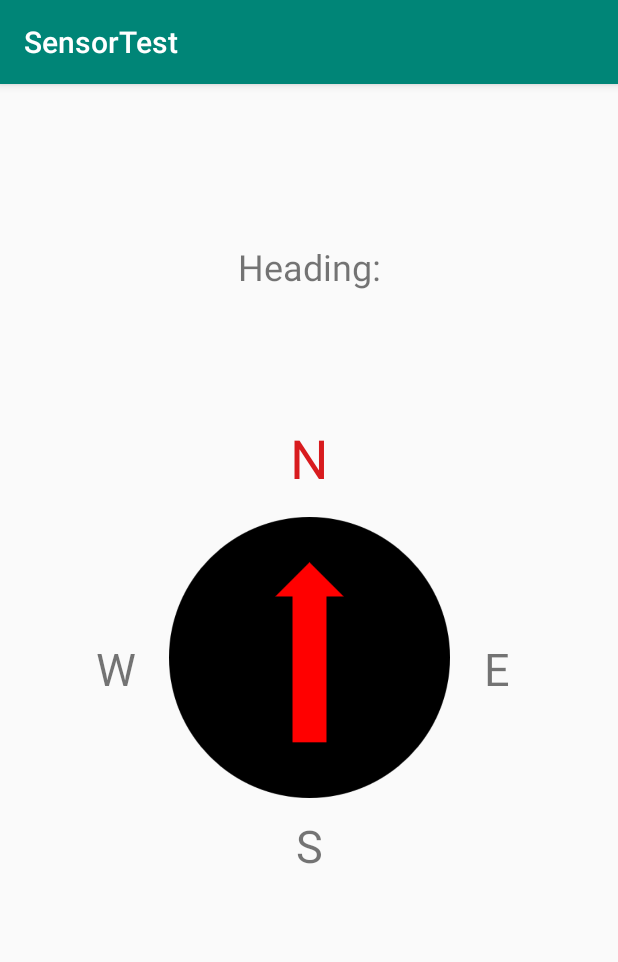
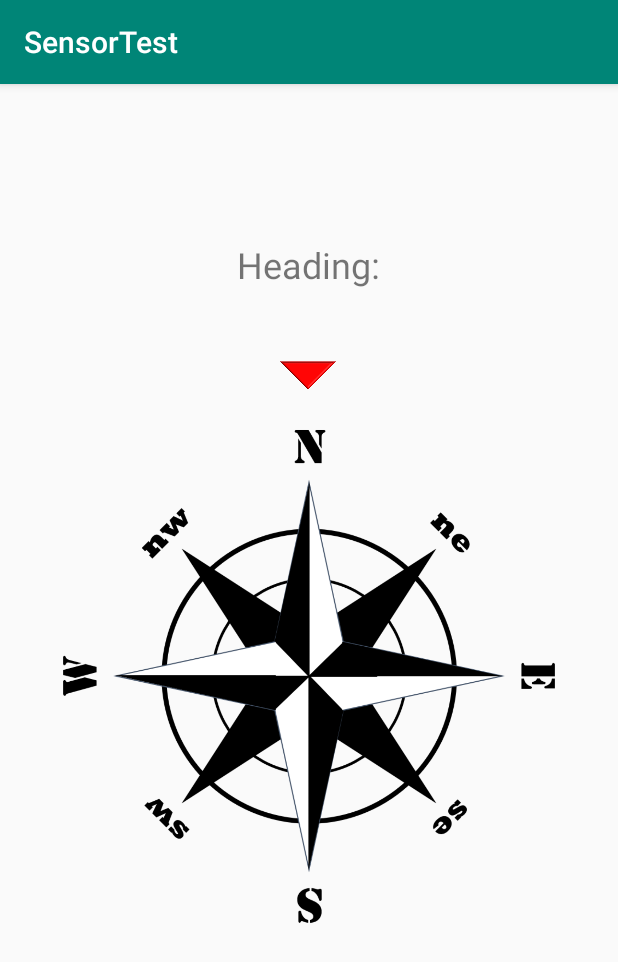
Before and after one commit to mu1664al-s/MAMN01-SensorTest, an Android app: the CompassActivity screen opened directly, with no data from a screen before it, on a phone screen of 412 x 824 dp. Shown: the top 962 px of the screen. Run offline under Robolectric (Android 15) with nearby library versions, the phone set to English and light mode, and no system bars; 1 statement that could not run was skipped.

Commit message:
added low pas filtering to compass and accelerometer. compass interaction is done for now. halfway trough accelerometer interaction.

```diff
--- a/app/src/main/AndroidManifest.xml
+++ b/app/src/main/AndroidManifest.xml
@@ -23,5 +23,6 @@
         </activity>
     </application>
     <uses-permission android:name="android.permission.VIBRATE"/>
+    <uses-permission android:name="android.permission.INTERNET" />
 
 </manifest>
--- /dev/null
+++ b/app/src/main/java/com/example/sensortest/TranslateAPI.java
@@ -0,0 +1,72 @@
+package com.example.sensortest;
+
+
+import android.os.AsyncTask;
+import android.util.Log;
+
+import java.io.BufferedReader;
+import java.io.IOException;
+import java.io.InputStreamReader;
+import java.net.HttpURLConnection;
+import java.net.MalformedURLException;
+import java.net.SocketTimeoutException;
+import java.net.URL;
+
+/*Source: https://www.wikihow.com/Execute-HTTP-POST-Requests-in-Android
+Source: https://medium.com/@JasonCromer/android-asynctask-http-request-tutorial-6b429d833e28
+Source: https://tech.yandex.com/translate/doc/dg/reference/translate-docpage/
+*/
+
+public class TranslateAPI extends AsyncTask<String, Void, String> {
+    public static final String API_KEY = "trnsl.1.1.20190406T161250Z.d535ecb82d0bb929.0fb2ded77d67b60b2911527e20f72e3fe3b1e994";
+
+    public static final String REQUEST_METHOD = "GET";
+    public static final int READ_TIMEOUT = 15000;
+    public static final int CONNECTION_TIMEOUT = 15000;
+    @Override
+    protected String doInBackground(String... params){
+        String url = "https://translate.yandex.net/api/v1.5/tr.json/translate?key=" + API_KEY + "&text=" + params[0] + "&lang=" + params[1] + "-" + params[2] + "&format=plain";
+
+        String result;
+        String inputLine;
+        try {
+            //Create a URL object holding our url
+            URL myUrl = new URL(url);
+            //Create a connection
+            HttpURLConnection connection =(HttpURLConnection)
+                    myUrl.openConnection();
+            //Set methods and timeouts
+            connection.setRequestMethod(REQUEST_METHOD);
+            connection.setReadTimeout(READ_TIMEOUT);
+            connection.setConnectTimeout(CONNECTION_TIMEOUT);
+
+            //Connect to our url
+            connection.connect();
+            //Create a new InputStreamReader
+            InputStreamReader streamReader = new
+                    InputStreamReader(connection.getInputStream());
+            //Create a new buffered reader and String Builder
+            BufferedReader reader = new BufferedReader(streamReader);
+            StringBuilder stringBuilder = new StringBuilder();
+            //Check if the line we are reading is not null
+            while((inputLine = reader.readLine()) != null){
+                stringBuilder.append(inputLine);
+            }
+            //Close our InputStream and Buffered reader
+            reader.close();
+            streamReader.close();
+            //Set our result equal to our stringBuilder
+            result = stringBuilder.toString();
+        }
+        catch(IOException e){
+            e.printStackTrace();
+            result = "test";
+        }
+        Log.d("Response: ", result);
+        String[] resposeParts = result.split("\"");
+        return resposeParts[resposeParts.length - 2];
+    }
+    protected void onPostExecute(String result){
+        super.onPostExecute(result);
+    }
+}
--- a/app/src/main/res/layout/activity_accelerometer.xml
+++ b/app/src/main/res/layout/activity_accelerometer.xml
@@ -2,6 +2,7 @@
 <androidx.constraintlayout.widget.ConstraintLayout xmlns:android="http://schemas.android.com/apk/res/android"
     xmlns:app="http://schemas.android.com/apk/res-auto"
     xmlns:tools="http://schemas.android.com/tools"
+    android:id="@+id/accelerometer_view"
     android:layout_width="match_parent"
     android:layout_height="match_parent"
     tools:context=".AccelerometerActivity">
--- a/app/src/main/res/layout/activity_compass.xml
+++ b/app/src/main/res/layout/activity_compass.xml
@@ -21,95 +21,40 @@
         android:textSize="24sp"
         app:layout_constraintBottom_toBottomOf="parent"
         app:layout_constraintEnd_toEndOf="parent"
+        app:layout_constraintHorizontal_bias="0.498"
         app:layout_constraintStart_toStartOf="parent"
         app:layout_constraintTop_toTopOf="parent"
-        app:layout_constraintVertical_bias="0.135" />
+        app:layout_constraintVertical_bias="0.133" />
 
     <ImageView
         android:id="@+id/img_compass"
-        android:layout_width="187dp"
-        android:layout_height="187dp"
+        android:layout_width="365dp"
+        android:layout_height="365dp"
         android:layout_marginTop="8dp"
         android:layout_marginBottom="8dp"
         app:layout_constraintBottom_toBottomOf="parent"
         app:layout_constraintEnd_toEndOf="parent"
         app:layout_constraintStart_toStartOf="parent"
-        app:layout_constraintTop_toBottomOf="@+id/txt_compass"
-        app:layout_constraintVertical_bias="0.335"
+        app:layout_constraintTop_toBottomOf="@+id/imageView"
+        app:layout_constraintVertical_bias="0.0"
         app:srcCompat="@drawable/not_north" />
 
-    <TextView
-        android:id="@+id/north"
-        android:layout_width="wrap_content"
-        android:layout_height="wrap_content"
+    <ImageView
+        android:id="@+id/imageView"
+        android:layout_width="45dp"
+        android:layout_height="19dp"
         android:layout_marginStart="8dp"
         android:layout_marginLeft="8dp"
-        android:layout_marginTop="8dp"
+        android:layout_marginTop="48dp"
         android:layout_marginEnd="8dp"
         android:layout_marginRight="8dp"
         android:layout_marginBottom="8dp"
-        android:text="N"
-        android:textAllCaps="false"
-        android:textColor="@color/colorAccent"
-        android:textSize="36sp"
-        app:layout_constraintBottom_toTopOf="@+id/img_compass"
+        app:layout_constraintBottom_toBottomOf="parent"
         app:layout_constraintEnd_toEndOf="parent"
+        app:layout_constraintHorizontal_bias="0.498"
         app:layout_constraintStart_toStartOf="parent"
         app:layout_constraintTop_toBottomOf="@+id/txt_compass"
-        app:layout_constraintVertical_bias="0.912" />
-
-    <TextView
-        android:id="@+id/textView4"
-        android:layout_width="wrap_content"
-        android:layout_height="wrap_content"
-        android:layout_marginStart="8dp"
-        android:layout_marginLeft="8dp"
-        android:layout_marginEnd="8dp"
-        android:layout_marginRight="8dp"
-        android:layout_marginBottom="8dp"
-        android:text="E"
-        android:textSize="30sp"
-        app:layout_constraintBottom_toBottomOf="parent"
-        app:layout_constraintEnd_toEndOf="parent"
-        app:layout_constraintHorizontal_bias="0.189"
-        app:layout_constraintStart_toEndOf="@+id/img_compass"
-        app:layout_constraintTop_toTopOf="parent"
-        app:layout_constraintVertical_bias="0.513" />
-
-    <TextView
-        android:id="@+id/textView5"
-        android:layout_width="wrap_content"
-        android:layout_height="wrap_content"
-        android:layout_marginStart="8dp"
-        android:layout_marginLeft="8dp"
-        android:layout_marginEnd="8dp"
-        android:layout_marginRight="8dp"
-        android:layout_marginBottom="8dp"
-        android:text="W"
-        android:textSize="30sp"
-        app:layout_constraintBottom_toBottomOf="parent"
-        app:layout_constraintEnd_toStartOf="@+id/img_compass"
-        app:layout_constraintHorizontal_bias="0.797"
-        app:layout_constraintStart_toStartOf="parent"
-        app:layout_constraintTop_toTopOf="parent"
-        app:layout_constraintVertical_bias="0.513" />
-
-    <TextView
-        android:id="@+id/textView6"
-        android:layout_width="wrap_content"
-        android:layout_height="wrap_content"
-        android:layout_marginStart="8dp"
-        android:layout_marginLeft="8dp"
-        android:layout_marginTop="8dp"
-        android:layout_marginEnd="8dp"
-        android:layout_marginRight="8dp"
-        android:layout_marginBottom="8dp"
-        android:text="S"
-        android:textSize="30sp"
-        app:layout_constraintBottom_toBottomOf="parent"
-        app:layout_constraintEnd_toEndOf="parent"
-        app:layout_constraintStart_toStartOf="parent"
-        app:layout_constraintTop_toBottomOf="@+id/img_compass"
-        app:layout_constraintVertical_bias="0.013" />
+        app:layout_constraintVertical_bias="0.0"
+        app:srcCompat="@drawable/pointer" />
 
 </androidx.constraintlayout.widget.ConstraintLayout>
```
Also changed, not shown: app/src/main/java/com/example/sensortest/AccelerometerActivity.java (+32 -3 lines), app/src/main/java/com/example/sensortest/CompassActivity.java (+93 -28 lines), app/src/main/res/drawable/north.png, app/src/main/res/drawable/not_north.png, app/src/main/res/drawable/pointer.png (added).
